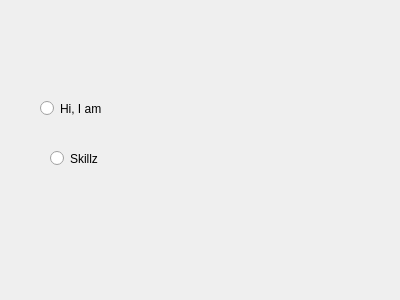
Greykoil/BattleBoard, file BattleBoard/SkillWindow.ui: the form before one commit.
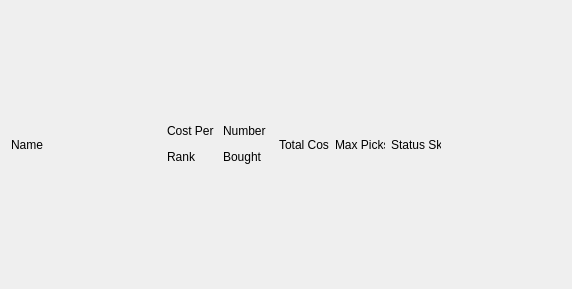
The form after the commit.

Diff of the .ui file:
```diff
--- a/BattleBoard/SkillWindow.ui
+++ b/BattleBoard/SkillWindow.ui
@@ -6,39 +6,159 @@
    <rect>
     <x>0</x>
     <y>0</y>
-    <width>400</width>
-    <height>300</height>
+    <width>572</width>
+    <height>289</height>
    </rect>
   </property>
   <property name="windowTitle">
    <string>Skill</string>
   </property>
-  <widget class="QRadioButton" name="radioButton">
-   <property name="geometry">
-    <rect>
-     <x>40</x>
-     <y>100</y>
-     <width>82</width>
-     <height>17</height>
-    </rect>
-   </property>
-   <property name="text">
-    <string>Hi, I am</string>
-   </property>
-  </widget>
-  <widget class="QRadioButton" name="radioButton_2">
-   <property name="geometry">
-    <rect>
-     <x>50</x>
-     <y>150</y>
-     <width>82</width>
-     <height>17</height>
-    </rect>
-   </property>
-   <property name="text">
-    <string>Skillz</string>
-   </property>
-  </widget>
+  <layout class="QVBoxLayout" name="verticalLayout">
+   <item>
+    <layout class="QVBoxLayout" name="verticalLayout_2">
+     <item>
+      <layout class="QHBoxLayout" name="horizontalLayout">
+       <item>
+        <widget class="QLabel" name="nameLabel">
+         <property name="sizePolicy">
+          <sizepolicy hsizetype="Minimum" vsizetype="Preferred">
+           <horstretch>0</horstretch>
+           <verstretch>0</verstretch>
+          </sizepolicy>
+         </property>
+         <property name="minimumSize">
+          <size>
+           <width>150</width>
+           <height>0</height>
+          </size>
+         </property>
+         <property name="maximumSize">
+          <size>
+           <width>150</width>
+           <height>16777215</height>
+          </size>
+         </property>
+         <property name="text">
+          <string>Name</string>
+         </property>
+        </widget>
+       </item>
+       <item>
+        <widget class="QLabel" name="costLabel">
+         <property name="minimumSize">
+          <size>
+           <width>50</width>
+           <height>0</height>
+          </size>
+         </property>
+         <property name="maximumSize">
+          <size>
+           <width>50</width>
+           <height>16777215</height>
+          </size>
+         </property>
+         <property name="text">
+          <string>&lt;html&gt;&lt;head/&gt;&lt;body&gt;&lt;p&gt;Cost Per &lt;/p&gt;&lt;p&gt;Rank&lt;/p&gt;&lt;/body&gt;&lt;/html&gt;</string>
+         </property>
+        </widget>
+       </item>
+       <item>
+        <widget class="QLabel" name="numBoughtLabel">
+         <property name="minimumSize">
+          <size>
+           <width>50</width>
+           <height>0</height>
+          </size>
+         </property>
+         <property name="maximumSize">
+          <size>
+           <width>50</width>
+           <height>16777215</height>
+          </size>
+         </property>
+         <property name="text">
+          <string>&lt;html&gt;&lt;head/&gt;&lt;body&gt;&lt;p&gt;Number &lt;/p&gt;&lt;p&gt;Bought&lt;/p&gt;&lt;/body&gt;&lt;/html&gt;</string>
+         </property>
+        </widget>
+       </item>
+       <item>
+        <widget class="QLabel" name="totalCostLabel">
+         <property name="minimumSize">
+          <size>
+           <width>50</width>
+           <height>0</height>
+          </size>
+         </property>
+         <property name="maximumSize">
+          <size>
+           <width>50</width>
+           <height>16777215</height>
+          </size>
+         </property>
+         <property name="text">
+          <string>Total Cost</string>
+         </property>
+        </widget>
+       </item>
+       <item>
+        <widget class="QLabel" name="maxPicksLabel">
+         <property name="minimumSize">
+          <size>
+           <width>50</width>
+           <height>0</height>
+          </size>
+         </property>
+         <property name="maximumSize">
+          <size>
+           <width>50</width>
+           <height>16777215</height>
+          </size>
+         </property>
+         <property name="text">
+          <string>Max Picks</string>
+         </property>
+        </widget>
+       </item>
+       <item>
+        <widget class="QLabel" name="statusLabel">
+         <property name="minimumSize">
+          <size>
+           <width>50</width>
+           <height>0</height>
+          </size>
+         </property>
+         <property name="maximumSize">
+          <size>
+           <width>50</width>
+           <height>16777215</height>
+          </size>
+         </property>
+         <property name="text">
+          <string>Status Skill</string>
+         </property>
+        </widget>
+       </item>
+       <item>
+        <spacer name="horizontalSpacer">
+         <property name="orientation">
+          <enum>Qt::Horizontal</enum>
+         </property>
+         <property name="sizeType">
+          <enum>QSizePolicy::Expanding</enum>
+         </property>
+         <property name="sizeHint" stdset="0">
+          <size>
+           <width>40</width>
+           <height>20</height>
+          </size>
+         </property>
+        </spacer>
+       </item>
+      </layout>
+     </item>
+    </layout>
+   </item>
+  </layout>
  </widget>
  <layoutdefault spacing="6" margin="11"/>
  <resources/>
```
